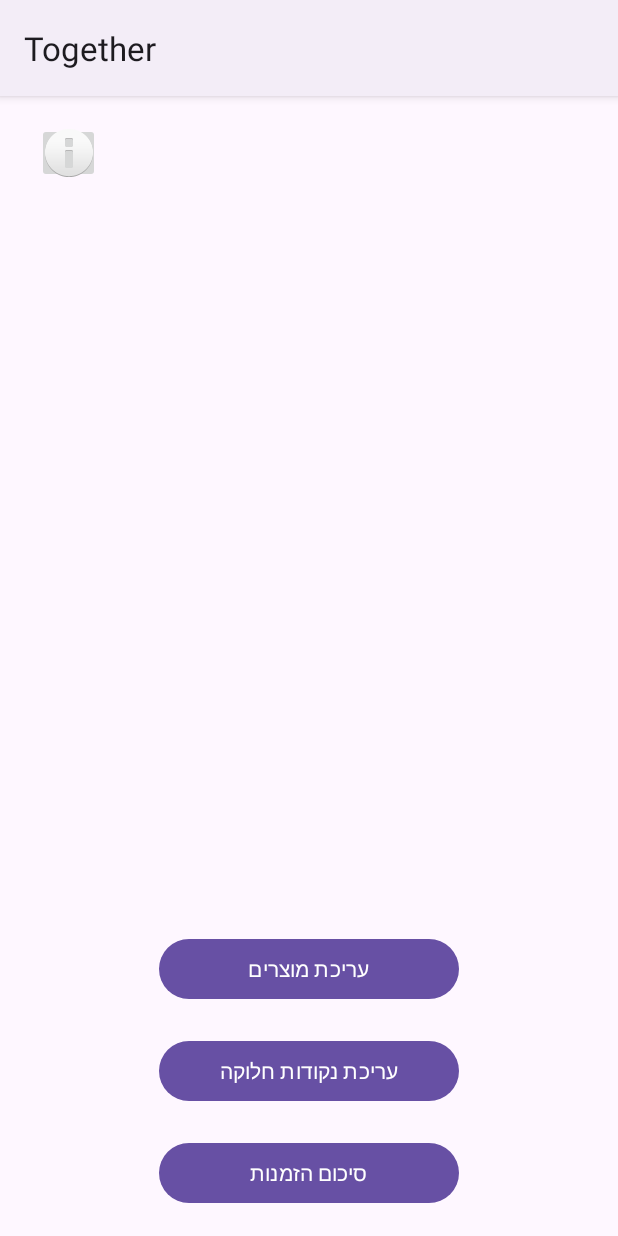
After one commit to ErgaDN/Together, an Android app: the Agricultural screen opened directly, with no data from a screen before it, on a phone screen of 412 x 824 dp. The commit adds this screen. Run offline under Robolectric (Android 15) with nearby library versions, the phone set to English and light mode, and no system bars; our stand-ins replace Firebase (no records; nobody signed in at launch, a user with empty details on screens opened directly).

Commit message:
Creating a screen for the three agricultural processions

```diff
--- /dev/null
+++ b/app/src/main/java/com/example/together/Agricultural.java
@@ -0,0 +1,56 @@
+package com.example.together;
+
+import androidx.annotation.NonNull;
+import androidx.appcompat.app.AppCompatActivity;
+
+import android.content.Intent;
+import android.os.Bundle;
+import android.text.TextUtils;
+import android.view.View;
+import android.widget.Button;
+import android.widget.Toast;
+
+import com.google.android.gms.tasks.OnCompleteListener;
+import com.google.android.gms.tasks.Task;
+import com.google.firebase.auth.AuthResult;
+
+public class Agricultural extends AppCompatActivity {
+    Button btn_editing_products, btn_distribution_center, btn_order_summary;
+
+    @Override
+    protected void onCreate(Bundle savedInstanceState) {
+        super.onCreate(savedInstanceState);
+        setContentView(R.layout.activity_agricultural);
+        btn_editing_products = findViewById(R.id.btn_editing_products);
+        btn_distribution_center = findViewById(R.id.btn_distribution_center);
+        btn_order_summary = findViewById(R.id.btn_order_summary);
+
+        btn_editing_products.setOnClickListener(new View.OnClickListener() {
+            @Override
+            public void onClick (View view) {
+                Intent intent = new Intent(getApplicationContext(), EditingProducts.class);
+                startActivity(intent);
+                finish();
+            }
+        });
+
+        btn_distribution_center.setOnClickListener(new View.OnClickListener() {
+            @Override
+            public void onClick (View view) {
+                Intent intent = new Intent(getApplicationContext(), DistributionCenter.class);
+                startActivity(intent);
+                finish();
+            }
+        });
+
+        btn_order_summary.setOnClickListener(new View.OnClickListener() {
+            @Override
+            public void onClick (View view) {
+                Intent intent = new Intent(getApplicationContext(), OrderSummary.class);
+                startActivity(intent);
+                finish();
+            }
+        });
+
+    }
+}
--- /dev/null
+++ b/app/src/main/res/layout/activity_agricultural.xml
@@ -0,0 +1,44 @@
+<?xml version="1.0" encoding="utf-8"?>
+<LinearLayout xmlns:android="http://schemas.android.com/apk/res/android"
+    xmlns:app="http://schemas.android.com/apk/res-auto"
+    xmlns:tools="http://schemas.android.com/tools"
+    android:layout_width="match_parent"
+    android:layout_height="match_parent"
+    tools:context=".Agricultural"
+    android:orientation="vertical"
+    android:gravity="center"
+    >
+
+    <ImageButton
+        android:id="@+id/searchImageButton"
+        android:layout_width="42dp"
+        android:layout_height="40dp"
+
+        android:layout_marginStart="0sp"
+        android:layout_marginTop="0sp"
+        android:layout_marginEnd="160sp"
+        android:layout_marginBottom="500dp"
+
+        android:src="@android:drawable/ic_dialog_info" />
+
+    <Button
+        android:id="@+id/btn_editing_products"
+        android:layout_width="200dp"
+        android:layout_height="wrap_content"
+        android:text="@string/editing_products" />
+
+    <Button
+        android:layout_marginTop="20dp"
+        android:id="@+id/btn_distribution_center"
+        android:text="@string/distribution_center"
+        android:layout_width="200dp"
+        android:layout_height="wrap_content" />
+
+    <Button
+        android:layout_marginTop="20dp"
+        android:id="@+id/btn_order_summary"
+        android:text="@string/order_summary"
+        android:layout_width="200dp"
+        android:layout_height="wrap_content" />
+
+</LinearLayout>
--- a/app/src/main/res/values/strings.xml
+++ b/app/src/main/res/values/strings.xml
@@ -7,5 +7,8 @@
     <string name="click_to_login">Click to login</string>
     <string name="click_to_register">click to register</string>
     <string name="logout">logout</string>
+    <string name="editing_products">עריכת מוצרים</string>
+    <string name="distribution_center">עריכת נקודות חלוקה</string>
+    <string name="order_summary">סיכום הזמנות</string>
 
 </resources>
```
Also changed, not shown: app/src/main/AndroidManifest.xml (+19 -8 lines), app/src/main/java/com/example/together/DistributionCenter.java (added, +14 -0 lines), app/src/main/java/com/example/together/EditingProducts.java (added, +14 -0 lines), app/src/main/java/com/example/together/OrderSummary.java (added, +14 -0 lines), app/src/main/res/layout/activity_distribution_center.xml (added, +9 -0 lines), app/src/main/res/layout/activity_editing_products.xml (added, +18 -0 lines), app/src/main/res/layout/activity_order_summary.xml (added, +9 -0 lines).
